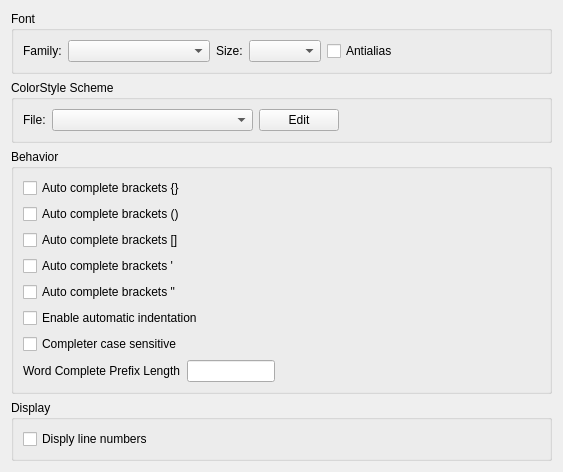
Qt form liteidex/src/plugins/liteeditor/liteeditoroption.ui (seanxyh/liteide) before a commit.
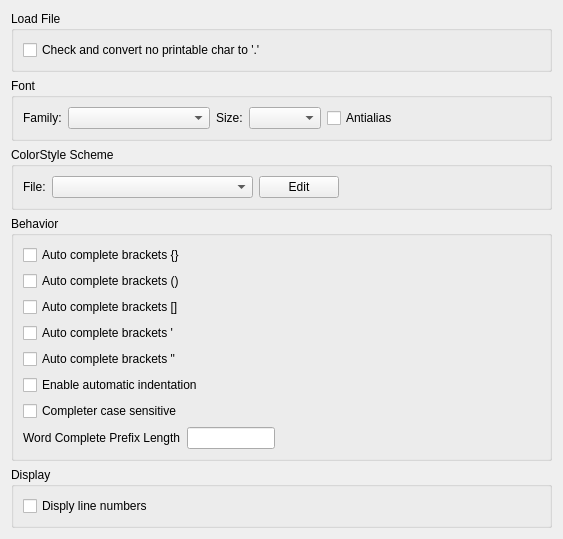
The same form after that commit.

Patch:
```diff
--- a/liteidex/src/plugins/liteeditor/liteeditoroption.ui
+++ b/liteidex/src/plugins/liteeditor/liteeditoroption.ui
@@ -7,13 +7,29 @@
     <x>0</x>
     <y>0</y>
     <width>563</width>
-    <height>383</height>
+    <height>405</height>
    </rect>
   </property>
   <property name="windowTitle">
    <string>Form</string>
   </property>
-  <layout class="QVBoxLayout" name="verticalLayout">
+  <layout class="QVBoxLayout" name="verticalLayout_3">
+   <item>
+    <widget class="QGroupBox" name="groupBox_5">
+     <property name="title">
+      <string>Load File</string>
+     </property>
+     <layout class="QVBoxLayout" name="verticalLayout">
+      <item>
+       <widget class="QCheckBox" name="noprintCheckBox">
+        <property name="text">
+         <string>Check and convert no printable char to '.'</string>
+        </property>
+       </widget>
+      </item>
+     </layout>
+    </widget>
+   </item>
    <item>
     <widget class="QGroupBox" name="groupBox">
      <property name="title">
```
